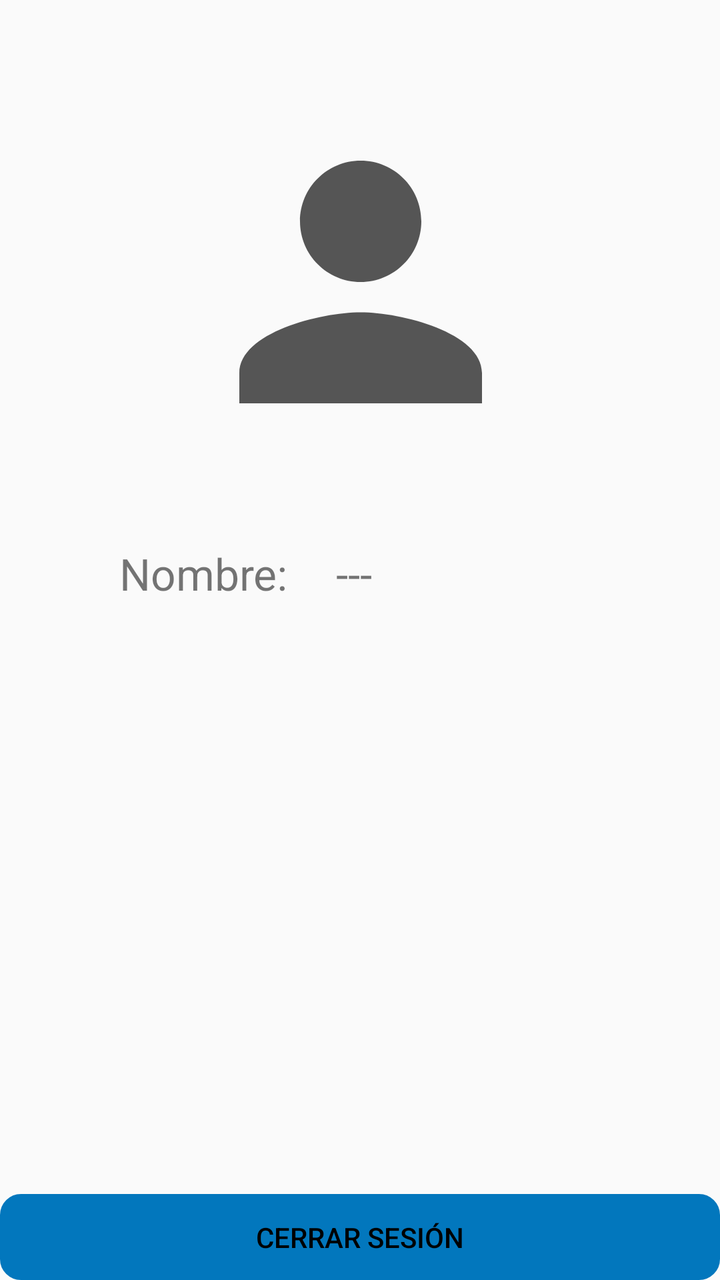
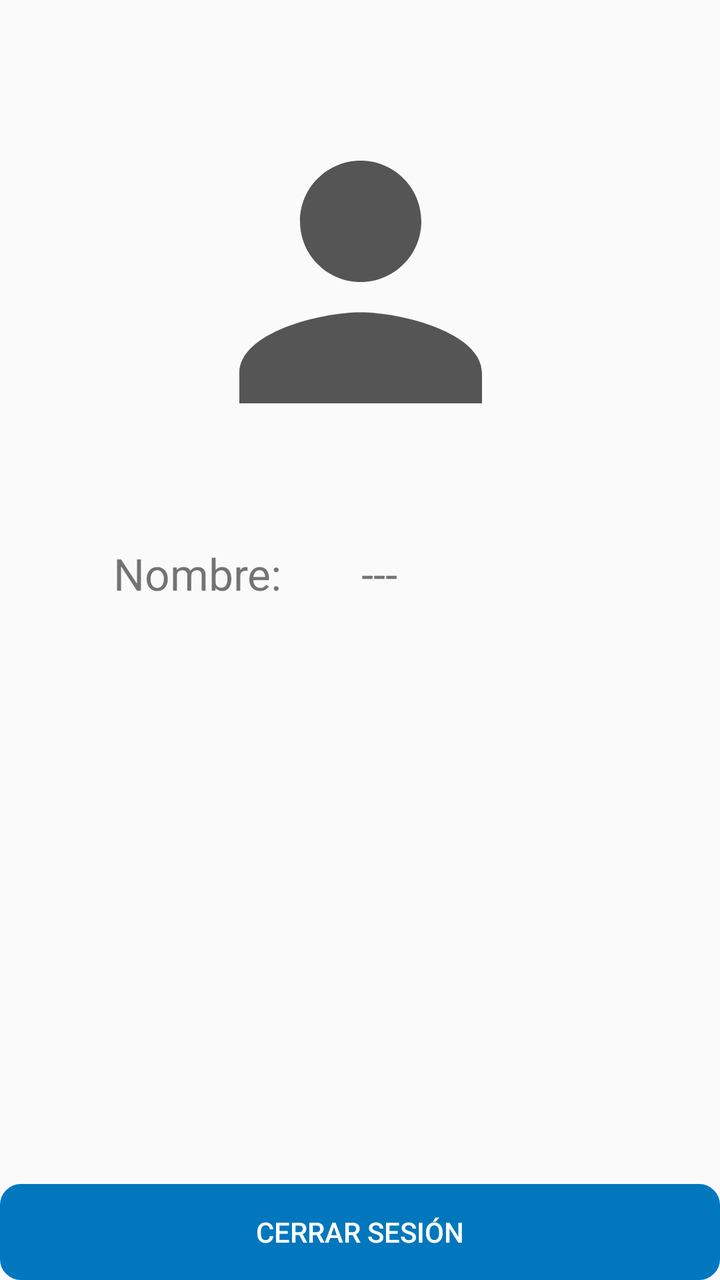

Two renders of the same Android screen: before a commit and after it. Below are the layout's source before the change and the commit's diff.
<!-- AndroidManifest.xml: application theme AppTheme -->
<!-- res/layout/content_configuracion.xml -->
<?xml version="1.0" encoding="utf-8"?>
<android.support.constraint.ConstraintLayout xmlns:android="http://schemas.android.com/apk/res/android"
    xmlns:app="http://schemas.android.com/apk/res-auto"
    xmlns:tools="http://schemas.android.com/tools"
    android:layout_width="match_parent"
    android:layout_height="match_parent"
    >

    

    <ImageView
        android:id="@+id/imageView3"
        android:layout_width="285dp"
        android:layout_height="182dp"
        android:layout_marginTop="50dp"
        android:src="@drawable/ic_person_black_24dp"
        app:layout_constraintEnd_toEndOf="parent"
        app:layout_constraintStart_toStartOf="parent"
        app:layout_constraintTop_toTopOf="parent" />

    <Button
        android:id="@+id/btnCerrarSesion"
        android:layout_width="0dp"
        android:layout_height="43dp"
        android:background="@drawable/boton"
        android:backgroundTint="@color/colorPrimary"
        android:text="@string/cerrarSesion"
        android:textColor="#000"
        app:layout_constraintBottom_toBottomOf="parent"
        app:layout_constraintEnd_toEndOf="parent"
        app:layout_constraintHorizontal_bias="0.0"
        app:layout_constraintStart_toStartOf="parent" />

    <TextView
        android:id="@+id/nombreTecnico"
        android:layout_width="0dp"
        android:layout_height="wrap_content"
        android:layout_marginStart="24dp"
        android:layout_marginEnd="8dp"
        android:text="---"
        android:textSize="22sp"
        app:layout_constraintBottom_toBottomOf="@+id/textView17"
        app:layout_constraintEnd_toEndOf="parent"
        app:layout_constraintStart_toEndOf="@+id/textView17"
        app:layout_constraintTop_toTopOf="@+id/textView17"
        app:layout_constraintVertical_bias="0.0" />

    <TextView
        android:id="@+id/textView17"
        android:layout_width="wrap_content"
        android:layout_height="wrap_content"
        android:layout_marginStart="8dp"
        android:layout_marginTop="40dp"
        android:layout_marginEnd="8dp"
        android:text="@string/nombre"
        android:textSize="22sp"
        app:layout_constraintEnd_toEndOf="parent"
        app:layout_constraintHorizontal_bias="0.199"
        app:layout_constraintStart_toStartOf="parent"
        app:layout_constraintTop_toBottomOf="@+id/imageView3" />

</android.support.constraint.ConstraintLayout>
<!-- resources referenced by this layout -->
<resources>
  <color name="colorPrimary">#0277BD</color>
  <!-- drawable boton (drawable) -->
  <?xml version="1.0" encoding="utf-8"?>
      <shape xmlns:android="http://schemas.android.com/apk/res/android" android:shape="rectangle">
          <stroke  android:width="1dp"/>
          <corners android:radius="10dp"/>
  
  
      </shape>
  <!-- drawable ic_person_black_24dp (drawable) -->
  <vector android:height="24dp" android:tint="#555555"
      android:viewportHeight="24.0" android:viewportWidth="24.0"
      android:width="24dp" xmlns:android="http://schemas.android.com/apk/res/android">
      <path android:fillColor="#FF000000" android:pathData="M12,12c2.21,0 4,-1.79 4,-4s-1.79,-4 -4,-4 -4,1.79 -4,4 1.79,4 4,4zM12,14c-2.67,0 -8,1.34 -8,4v2h16v-2c0,-2.66 -5.33,-4 -8,-4z"/>
  </vector>
  <string name="cerrarSesion">Cerrar sesión</string>
  <string name="nombre">Nombre:</string>
  <style name="AppTheme" parent="Theme.AppCompat.Light.DarkActionBar">
          
          <item name="colorPrimary">@color/colorPrimary</item>
          <item name="colorPrimaryDark">@color/colorPrimaryDark</item>
          <item name="colorAccent">@color/colorAccent</item>
          <item name="android:colorForeground">@android:color/background_dark</item>
      </style>
  <color name="colorPrimaryDark">#004C8C</color>
  <color name="colorAccent">#0000FF</color>
</resources>

<!-- the commit's change to res/layout/content_configuracion.xml (unified diff, before → after) -->
@@ -21,11 +21,11 @@
     <Button
         android:id="@+id/btnCerrarSesion"
         android:layout_width="0dp"
-        android:layout_height="43dp"
+        android:layout_height="wrap_content"
         android:background="@drawable/boton"
         android:backgroundTint="@color/colorPrimary"
         android:text="@string/cerrarSesion"
-        android:textColor="#000"
+        android:textColor="#fff"
         app:layout_constraintBottom_toBottomOf="parent"
         app:layout_constraintEnd_toEndOf="parent"
         app:layout_constraintHorizontal_bias="0.0"
@@ -47,7 +47,7 @@
 
     <TextView
         android:id="@+id/textView17"
-        android:layout_width="wrap_content"
+        android:layout_width="100dp"
         android:layout_height="wrap_content"
         android:layout_marginStart="8dp"
         android:layout_marginTop="40dp"
